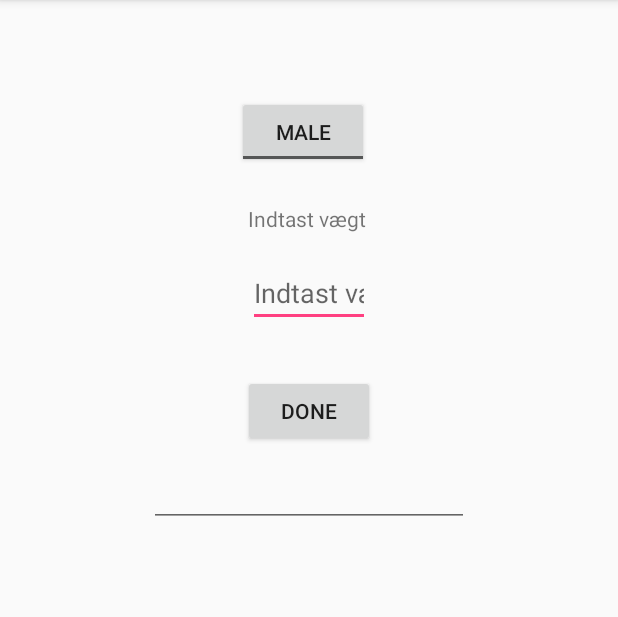
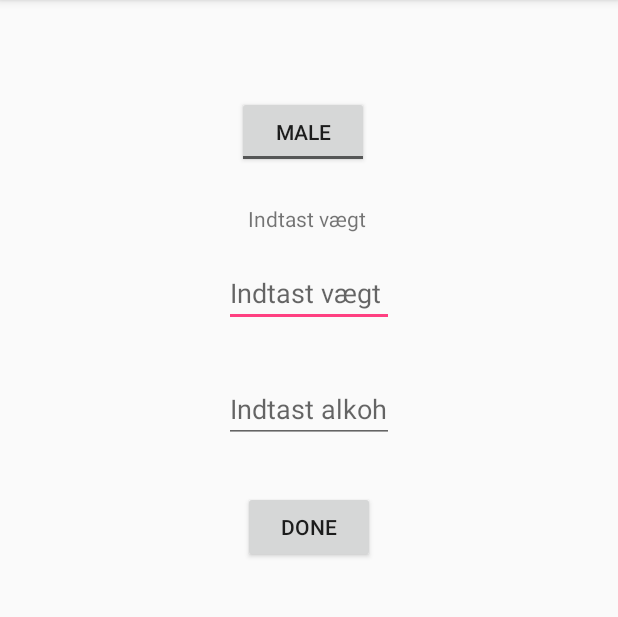
Before and after one commit to DumboJunior/Drink-Drank-Drunk, an Android app: the screen it shows after launch (MainActivity), on a phone screen of 412 x 824 dp, the part 84-701 px from its top. Run offline under Robolectric (Android 15) with nearby library versions, the phone set to English and light mode, and no system bars.

Commit message:
Fuckong dofen

```diff
--- a/app/build.gradle
+++ b/app/build.gradle
@@ -29,4 +29,5 @@
     compile 'com.jakewharton:butterknife:8.8.1'
     annotationProcessor 'com.jakewharton:butterknife-compiler:8.8.1'
     implementation files('libs/GraphView-4.2.1.jar')
+    implementation 'com.android.support:design:27.1.0'
 }
--- a/app/src/main/res/layout/activity_main.xml
+++ b/app/src/main/res/layout/activity_main.xml
@@ -34,7 +34,7 @@
 
     <EditText
         android:id="@+id/editText"
-        android:layout_width="81dp"
+        android:layout_width="113dp"
         android:layout_height="42dp"
         android:layout_marginEnd="8dp"
         android:layout_marginStart="8dp"
@@ -50,24 +50,26 @@
         android:id="@+id/button"
         android:layout_width="wrap_content"
         android:layout_height="wrap_content"
-        android:layout_marginEnd="8dp"
-        android:layout_marginStart="8dp"
         android:layout_marginTop="32dp"
         android:onClick="change_view"
         android:text="@string/done"
         app:layout_constraintEnd_toEndOf="parent"
+        app:layout_constraintLeft_toLeftOf="parent"
+        app:layout_constraintRight_toRightOf="parent"
         app:layout_constraintStart_toStartOf="parent"
-        app:layout_constraintTop_toBottomOf="@+id/editText" />
+        app:layout_constraintTop_toBottomOf="@+id/editText2" />
 
     <EditText
         android:id="@+id/editText2"
-        android:layout_width="wrap_content"
+        android:layout_width="113dp"
         android:layout_height="wrap_content"
-        android:layout_marginTop="8dp"
+        android:layout_marginTop="32dp"
         android:ems="10"
+        android:hint="Indtast alkohold"
         android:inputType="number"
+        app:layout_constraintHorizontal_bias="0.501"
         app:layout_constraintLeft_toLeftOf="parent"
         app:layout_constraintRight_toRightOf="parent"
-        app:layout_constraintTop_toBottomOf="@+id/button" />
+        app:layout_constraintTop_toBottomOf="@+id/editText" />
 
 </android.support.constraint.ConstraintLayout>
--- a/app/src/main/res/layout/results.xml
+++ b/app/src/main/res/layout/results.xml
@@ -30,7 +30,7 @@
         android:layout_marginStart="8dp"
         android:layout_marginTop="52dp"
         android:text="@string/du_m_gerne_k_re_bil"
-        android:textSize="20dp"
+        android:textSize="18dp"
         app:layout_constraintEnd_toEndOf="parent"
         app:layout_constraintStart_toStartOf="parent"
         app:layout_constraintTop_toBottomOf="@+id/textView2" />
```
